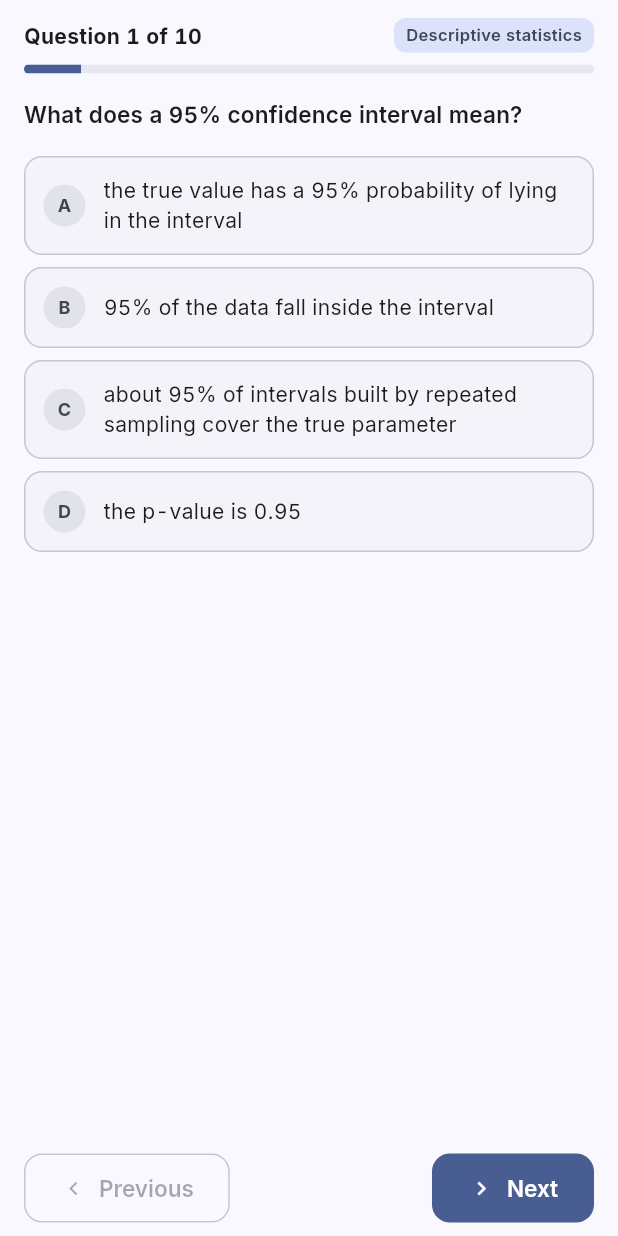
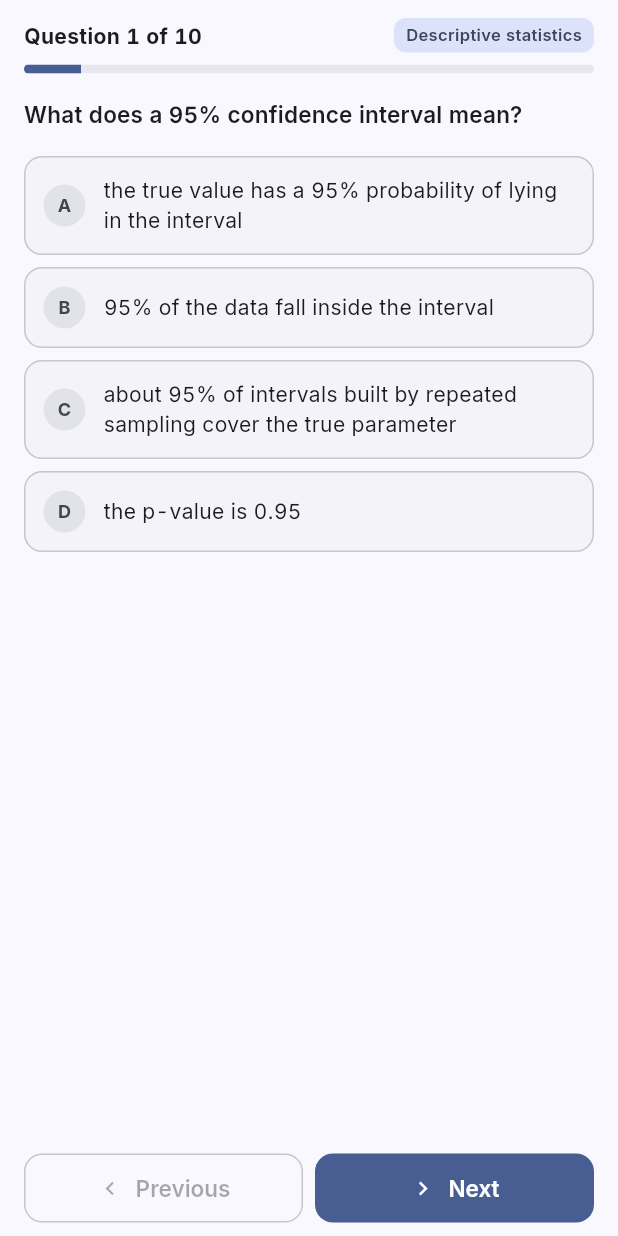
Before and after one commit to Maicarons/stats-flutter, a Flutter app: the QuizPage screen opened directly, after a tap on "Start quiz", on a phone screen of 412 x 824 dp. Run offline on Flutter 3.47's test engine with Material 3 defaults, Android fonts, the phone set to English and light mode, and no system bars; our stand-ins replace csv, file_picker, fl_chart, share_plus, shared_preferences; missing offline and left inert: excel; accounts and stored records are empty; statements that could not run were skipped.

Commit message:
fix(quiz): keep the answering footer inside narrow widths; guard quiz flow with a responsive test
- footer buttons become equal-width with ellipsised labels, so long labels / large text scale no longer overflow the 375px row
- add a 375px quiz flow test (setup -> answer every question -> submit -> result) that would have caught it
- declare a 'golden' test tag and exclude it in CI: baselines are platform-specific (Windows-generated)

Golden suites load the bundled Inter + Material icon fonts; other tests keep the default test font.

```diff
--- /dev/null
+++ b/dart_test.yaml
@@ -0,0 +1,9 @@
+# 测试标签声明。
+#
+# golden：界面基线截图。基线图像与渲染平台强相关（字体栅格化 / 抗锯齿差异），
+# 目前基线由 Windows 环境生成，因此在 CI 上排除：
+#   CI        -> flutter test --exclude-tags golden
+#   本地验证  -> flutter test --tags golden
+#   更新基线  -> flutter test --tags golden --update-goldens
+tags:
+  golden:
--- a/lib/features/quiz/quiz_page.dart
+++ b/lib/features/quiz/quiz_page.dart
@@ -231,13 +231,16 @@ class _QuizPageState extends State<QuizPage> {
             bottom: AppSpacing.x2,
           ),
           child: Row(
+            mainAxisAlignment: MainAxisAlignment.spaceBetween,
             children: [
               Text(
                 l10n.quizProgress(_current + 1, _paper.length),
                 style: const TextStyle(fontWeight: FontWeight.w700),
               ),
-              const Spacer(),
-              Container(
+              const SizedBox(width: AppSpacing.x2),
+              // Flexible + 省略号：长主题名在窄屏不再撑破行
+              Flexible(
+                child: Container(
                   padding: const EdgeInsets.symmetric(
                     horizontal: AppSpacing.x2,
                     vertical: 3,
@@ -248,10 +251,13 @@ class _QuizPageState extends State<QuizPage> {
                   ),
                   child: Text(
                     q.topicFor(zh),
+                    maxLines: 1,
+                    overflow: TextOverflow.ellipsis,
                     style: TextStyle(
                       fontSize: AppFontSize.caption,
                       fontWeight: FontWeight.w600,
                       color: scheme.onSecondaryContainer,
+                    ),
                   ),
                 ),
               ),
@@ -296,25 +302,41 @@ class _QuizPageState extends State<QuizPage> {
             padding: const EdgeInsets.symmetric(vertical: AppSpacing.x2),
             child: Row(
               children: [
-                OutlinedButton.icon(
+                // 等宽按钮 + 省略号：窄屏 / 大字号下也不会撑破行
+                Expanded(
+                  child: OutlinedButton.icon(
                     onPressed: _current == 0
                         ? null
                         : () => setState(() => _current--),
                     icon: const Icon(Icons.chevron_left, size: 18),
-                  label: Text(l10n.prev),
+                    label: Text(
+                      l10n.prev,
+                      maxLines: 1,
+                      overflow: TextOverflow.ellipsis,
                     ),
-                const Spacer(),
-                if (_current < _paper.length - 1)
-                  FilledButton.icon(
+                  ),
+                ),
+                const SizedBox(width: AppSpacing.x2),
+                Expanded(
+                  child: _current < _paper.length - 1
+                      ? FilledButton.icon(
                           onPressed: () => setState(() => _current++),
                           icon: const Icon(Icons.chevron_right, size: 18),
-                    label: Text(l10n.next),
+                          label: Text(
+                            l10n.next,
+                            maxLines: 1,
+                            overflow: TextOverflow.ellipsis,
+                          ),
                         )
-                else
-                  FilledButton.icon(
+                      : FilledButton.icon(
                           onPressed: () => _submit(l10n),
                           icon: const Icon(Icons.done_all, size: 18),
-                    label: Text(l10n.submit),
+                          label: Text(
+                            l10n.submit,
+                            maxLines: 1,
+                            overflow: TextOverflow.ellipsis,
+                          ),
+                        ),
                 ),
               ],
             ),
```
Also changed, not shown: 3 other files. Lines whose indentation alone changed are shown as unchanged.
